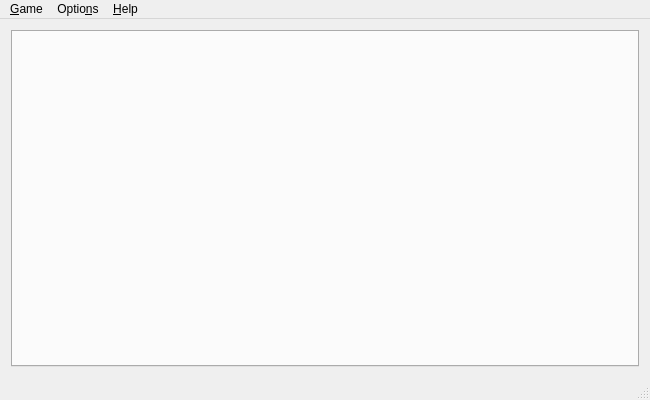
This is client/mainwindow.ui in stephan-gh/SeaBattle as Qt 5 draws it before an edit. The edited form follows.
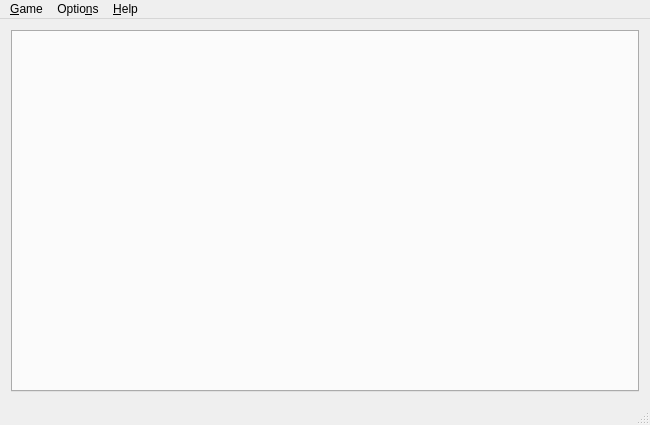
This is the edited form.

Commit message: Make main window slightly higher

Patch:
```diff
--- a/client/mainwindow.ui
+++ b/client/mainwindow.ui
@@ -7,7 +7,7 @@
     <x>0</x>
     <y>0</y>
     <width>650</width>
-    <height>400</height>
+    <height>425</height>
    </rect>
   </property>
   <property name="windowTitle">
```
Left out of the diff: 2 changed lines with no effect on the pictures.
